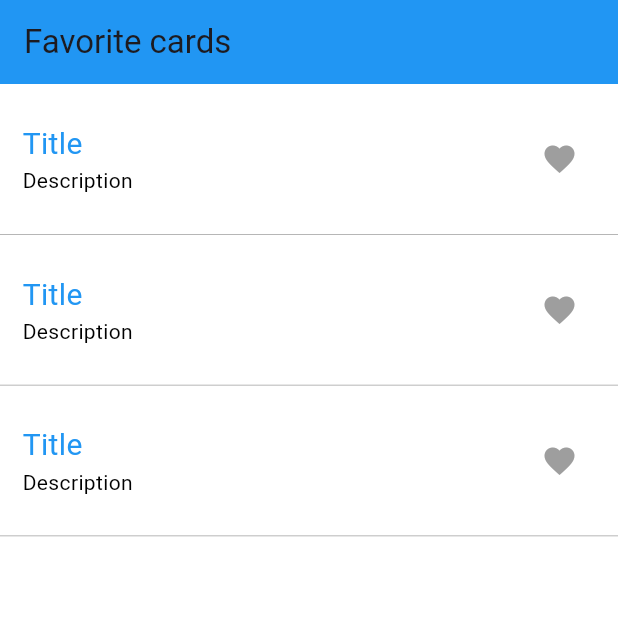
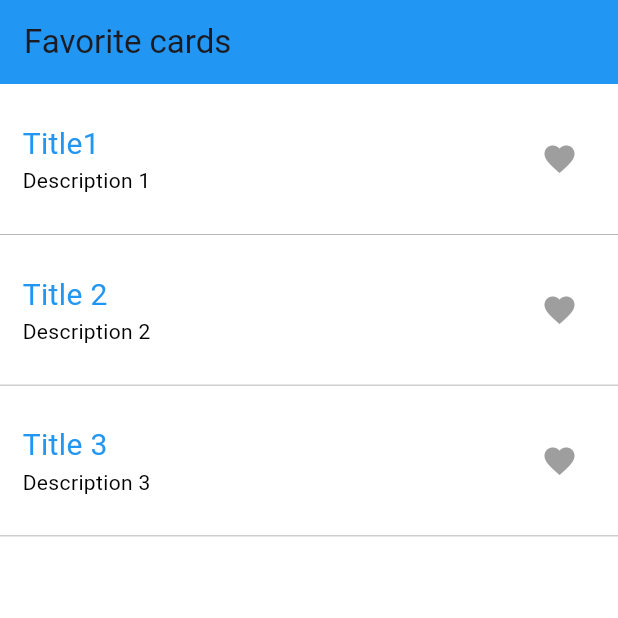
Before and after one commit to Sophavisnuka/Week6-Stateful-Widget, a Flutter app: the screen it shows after launch, on a phone screen of 412 x 824 dp, the top half of it. Run offline on Flutter 3.47's test engine with Material 3 defaults, Android fonts, the light colour scheme and no system bars; our stand-ins replace device_preview.

Commit message:
Add parameter to ex 3

```diff
--- a/lib/EX-2/main.dart
+++ b/lib/EX-2/main.dart
@@ -10,9 +10,9 @@ void main() => runApp(MaterialApp(
     ),
     body: Column(
       children: [
-        Card(),
-        Card(),
-        Card(),
+        Card(title: 'Title1', description: 'Description 1'),
+        Card(title: 'Title 2', description: 'Description 2'),
+        Card(title: 'Title 3', description: 'Description 3'),
       ],
     ),
   ),
@@ -20,7 +20,12 @@ void main() => runApp(MaterialApp(
 
 class Card extends StatefulWidget {
 
+  final String title;
+  final String description;
+
   const Card({
+    required this.title,
+    required this.description,
     super.key,
   });
 
@@ -31,6 +36,8 @@ class Card extends StatefulWidget {
 class CardState extends State<Card> {
 
   bool isFavorite = false;
+  String get cardTitle => widget.title;
+  String get cardDescription => widget.description;
   // getter method
   Color get iconColor => isFavorite ? Colors.red : Colors.grey;
 
@@ -56,8 +63,8 @@ class CardState extends State<Card> {
                   crossAxisAlignment: CrossAxisAlignment.start,
                   mainAxisAlignment: MainAxisAlignment.center,
                   children: [
-                    Text('Title', style: TextStyle(color: Colors.blue, fontSize: 20)),
-                    Text('Description', style: TextStyle(color: Colors.black)),
+                    Text(cardTitle, style: TextStyle(color: Colors.blue, fontSize: 20)),
+                    Text(cardDescription, style: TextStyle(color: Colors.black)),
                   ],
                 ),
               ),
--- a/lib/EX-4/main.dart
+++ b/lib/EX-4/main.dart
@@ -57,7 +57,7 @@ class ProgressCard extends StatefulWidget {
 
 class ProgressCardState extends State<ProgressCard> {
 
-  String get name => widget.name;
+  String get getName => widget.name;
 
   int score = 0;
   double width = 0;
@@ -116,7 +116,7 @@ class ProgressCardState extends State<ProgressCard> {
       child: Column(
         mainAxisAlignment: MainAxisAlignment.center,
         children: [
-          Text('My score in $name', style: TextStyle(color: Colors.black, fontSize: 25, fontWeight: FontWeight.bold)),
+          Text('My score in $getName', style: TextStyle(color: Colors.black, fontSize: 25, fontWeight: FontWeight.bold)),
           Row(
             mainAxisAlignment: MainAxisAlignment.spaceBetween,
             children: [
```
